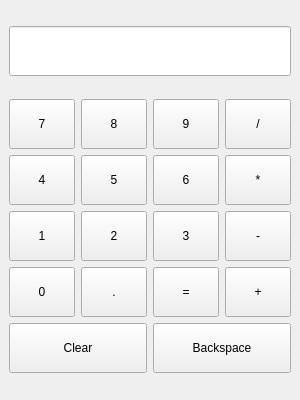
Above: calculator.ui from DOODED/calculator before the change. Below: the same form after it.
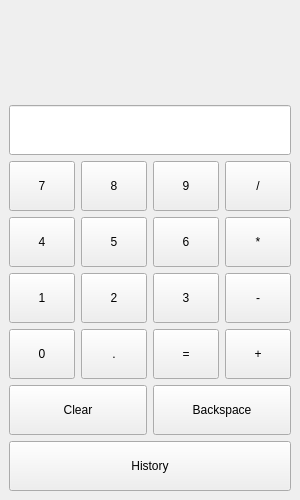
That is the form after the change.

```diff
--- a/calculator.ui
+++ b/calculator.ui
@@ -7,7 +7,7 @@
     <x>0</x>
     <y>0</y>
     <width>300</width>
-    <height>400</height>
+    <height>500</height>
    </rect>
   </property>
   <property name="windowTitle">
@@ -15,6 +15,27 @@
   </property>
   <widget class="QWidget" name="centralwidget">
    <layout class="QVBoxLayout" name="verticalLayout">
+    <item>
+     <widget class="QLabel" name="processLabel">
+      <property name="minimumSize">
+       <size>
+        <width>0</width>
+        <height>30</height>
+       </size>
+      </property>
+      <property name="font">
+       <font>
+        <pointsize>12</pointsize>
+       </font>
+      </property>
+      <property name="alignment">
+       <set>Qt::AlignRight|Qt::AlignTrailing|Qt::AlignVCenter</set>
+      </property>
+      <property name="text">
+       <string/>
+      </property>
+     </widget>
+    </item>
     <item>
      <widget class="QLineEdit" name="display">
       <property name="minimumSize">
@@ -274,6 +295,19 @@
         </property>
        </widget>
       </item>
+      <item row="5" column="0" colspan="4">
+       <widget class="QPushButton" name="buttonHistory">
+        <property name="minimumSize">
+         <size>
+          <width>50</width>
+          <height>50</height>
+         </size>
+        </property>
+        <property name="text">
+         <string>History</string>
+        </property>
+       </widget>
+      </item>
      </layout>
     </item>
    </layout>
```
